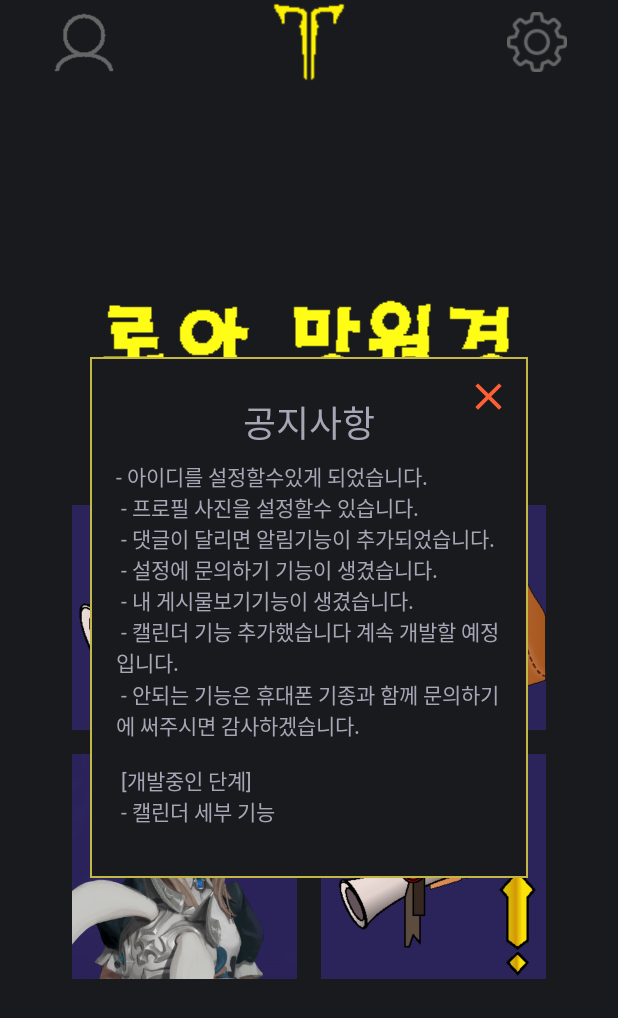
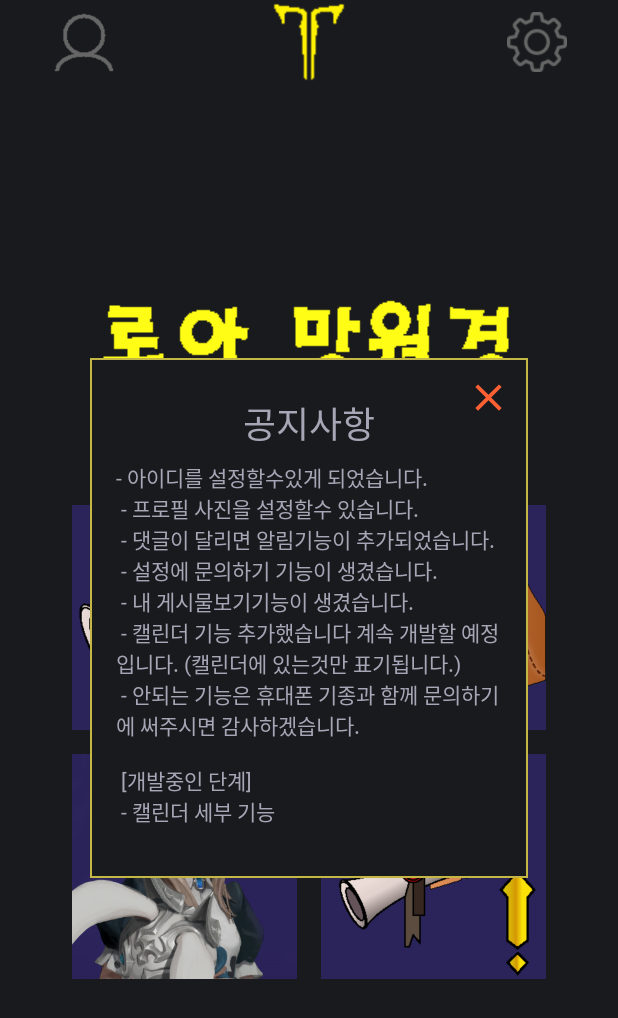
Before and after one commit to Elpoco/p_MapFinder, an Android app: the screen it shows after launch (MainActivity), on a phone screen of 412 x 824 dp. Shown: the top 1018 px of the screen. Run offline under Robolectric (Android 15) with nearby library versions, the phone set to English and light mode, and no system bars; our stand-ins replace AdMob, CircleImageView, Firebase (no records; nobody signed in at launch, a user with empty details on screens opened directly); pictures from the network do not load; 1 statement that could not run was skipped.

Commit message:
Develop v1.9 update      notification mococo      Admob

```diff
--- a/app/src/main/res/values/strings.xml
+++ b/app/src/main/res/values/strings.xml
@@ -11,7 +11,7 @@
         - 댓글이 달리면 알림기능이 추가되었습니다.\n
         - 설정에 문의하기 기능이 생겼습니다.\n
         - 내 게시물보기기능이 생겼습니다.\n
-        - 캘린더 기능 추가했습니다 계속 개발할 예정입니다.\n
+        - 캘린더 기능 추가했습니다 계속 개발할 예정입니다. (캘린더에 있는것만 표기됩니다.)\n
         - 안되는 기능은 휴대폰 기종과 함께 문의하기에 써주시면 감사하겠습니다.\n\n
         [개발중인 단계]\n
         - 캘린더 세부 기능\n
```
